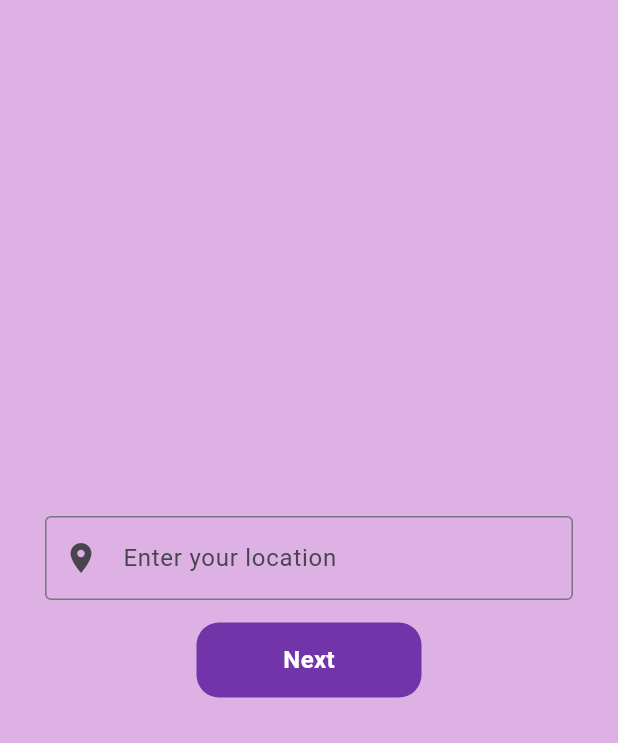
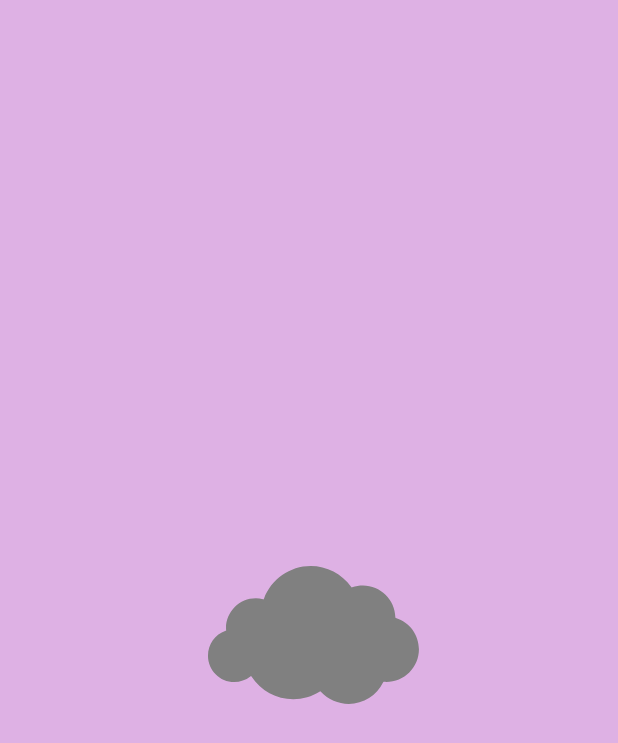
Before and after one commit to Ashfak07/weatherapp, a Flutter app: the first screen one second after launch, on a phone screen of 412 x 824 dp. Shown: the top 743 px of the screen. Run offline on Flutter 3.47's test engine with Material 3 defaults, Android fonts, the phone set to English and light mode, and no system bars; drawn by our look-alikes of lottie; our stand-ins replace geocoding, geolocator, get.

Commit message:
splash screen added

```diff
--- a/lib/main.dart
+++ b/lib/main.dart
@@ -4,6 +4,7 @@ import 'package:get/get.dart';
 import 'package:weatherapp/controller/wheather_controller.dart';
 import 'package:weatherapp/view/home_screen/home_screen.dart';
 import 'package:weatherapp/view/location_select/location_select.dart';
+import 'package:weatherapp/view/splash_screen/spalsh_screen.dart';
 
 void main() {
   runApp(const MyApp());
@@ -15,6 +16,8 @@ class MyApp extends StatelessWidget {
   // This widget is the root of your application.
   @override
   Widget build(BuildContext context) {
-    return GetMaterialApp(title: 'Flutter Demo', home: LocationSelect());
+    return GetMaterialApp(
+      home: SplashScreen(),
+    );
   }
 }
--- /dev/null
+++ b/lib/view/splash_screen/spalsh_screen.dart
@@ -0,0 +1,33 @@
+import 'package:flutter/material.dart';
+import 'package:lottie/lottie.dart';
+import 'package:weatherapp/view/location_select/location_select.dart';
+
+class SplashScreen extends StatefulWidget {
+  const SplashScreen({super.key});
+
+  @override
+  State<SplashScreen> createState() => _SplashScreenState();
+}
+
+class _SplashScreenState extends State<SplashScreen> {
+  @override
+  void initState() {
+    Future.delayed(Duration(seconds: 3)).then((value) =>
+        Navigator.pushAndRemoveUntil(
+            context,
+            MaterialPageRoute(builder: (context) => LocationSelect()),
+            (route) => false));
+    // TODO: implement initState
+    super.initState();
+  }
+
+  @override
+  Widget build(BuildContext context) {
+    return Scaffold(
+      backgroundColor: Color.fromARGB(255, 222, 177, 228),
+      body: Center(
+          child: LottieBuilder.asset(
+              'assets/lottie/Animation - 1702057341842.json')),
+    );
+  }
+}
--- a/pubspec.yaml
+++ b/pubspec.yaml
@@ -42,6 +42,7 @@ dependencies:
   geolocator: ^10.1.0
   permission_handler: ^11.0.1
   intl: ^0.19.0
+  lottie: ^2.7.0
 
 
 dev_dependencies:
@@ -71,6 +72,7 @@ flutter:
     - assets/images/
     - assets/weather/
     - assets/icons/
+    - assets/lottie/
 
   # An image asset can refer to one or more resolution-specific "variants", see
   # https://flutter.dev/assets-and-images/#resolution-aware
```
Also changed, not shown: assets/lottie/Animation - 1702057341842.json (added, +1 -0 lines), pubspec.lock.
